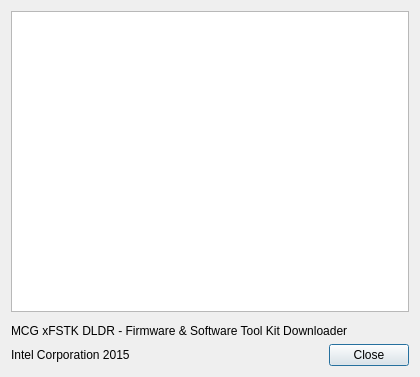
First picture: the form in xfstk-sources/gui/downloader-ui/xfstkaboutdialog.ui, repository saaguirre/xfstk-code, before the edit.
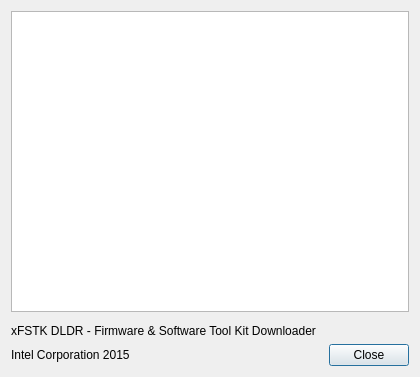
Second picture: the form after the edit.

Commit message: xfstk-dldr-linux-source-1.8.1.tar.gz

Patch:
```diff
--- a/xfstk-sources/gui/downloader-ui/xfstkaboutdialog.ui
+++ b/xfstk-sources/gui/downloader-ui/xfstkaboutdialog.ui
@@ -37,7 +37,7 @@
    <item row="2" column="0">
     <widget class="QLabel" name="label">
      <property name="text">
-      <string>MCG xFSTK DLDR - Firmware &amp; Software Tool Kit Downloader</string>
+      <string>xFSTK DLDR - Firmware &amp; Software Tool Kit Downloader</string>
      </property>
     </widget>
    </item>
```
The commit also changes 5 other files.
